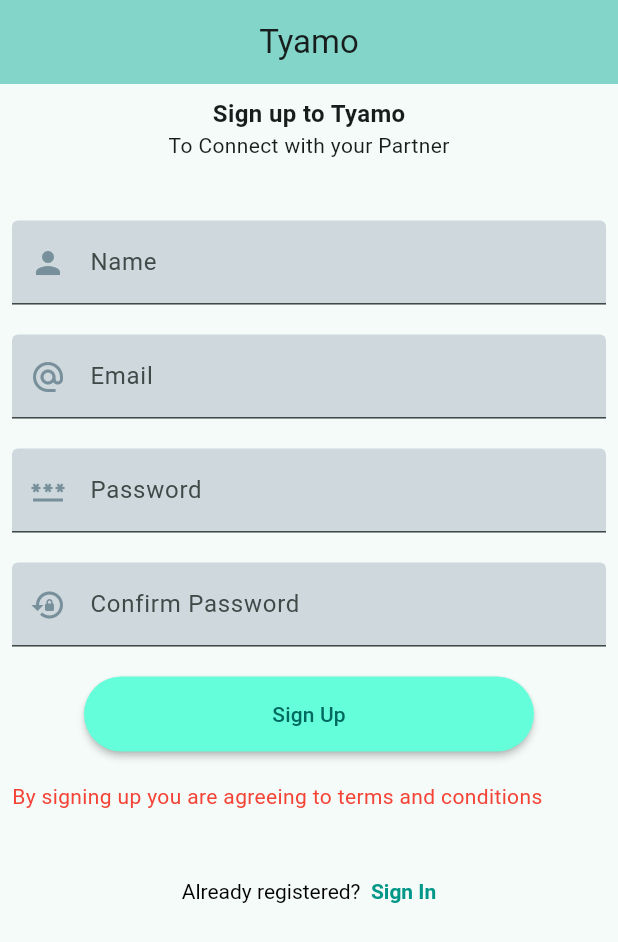
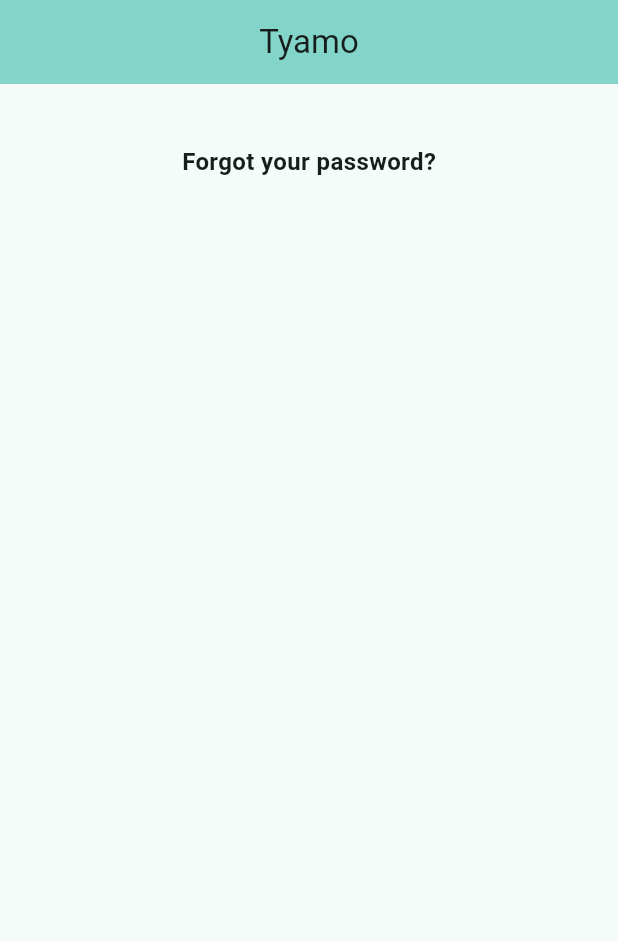
Before and after one commit to mjk22071998/tyamo, a Flutter app: the screen it shows after launch, on a phone screen of 412 x 824 dp. Shown: the top 942 px of the screen. Run offline on Flutter 3.47's test engine with Material 3 defaults, Android fonts, the light colour scheme and no system bars; our stand-ins replace rounded_loading_button_plus.

Commit message:
forgo pasword started

```diff
--- a/lib/main.dart
+++ b/lib/main.dart
@@ -1,4 +1,5 @@
 import 'package:flutter/material.dart';
+import 'package:tyamo/views/auth/forgot_password.dart';
 import 'package:tyamo/views/auth/login.dart';
 import 'package:tyamo/views/auth/register.dart';
 
@@ -17,7 +18,7 @@
         colorScheme: ColorScheme.fromSeed(seedColor: Colors.teal),
         useMaterial3: true,
       ),
-      home: Registration(),
+      home: const ForgotPassword(),
     );
   }
 }
--- /dev/null
+++ b/lib/views/auth/forgot_password.dart
@@ -0,0 +1,27 @@
+import 'package:flutter/material.dart';
+import 'package:tyamo/views/widgets/appbar.dart';
+import 'package:tyamo/views/widgets/heading.dart';
+
+class ForgotPassword extends StatelessWidget {
+  const ForgotPassword({super.key});
+
+  @override
+  Widget build(BuildContext context) {
+    return Scaffold(
+      appBar: getAppBar(context: context),
+      body: SafeArea(
+          child: Container(
+        margin: const EdgeInsets.only(top: 40),
+        padding: const EdgeInsets.symmetric(horizontal: 30),
+        child: const Center(
+          child: Column(
+            crossAxisAlignment: CrossAxisAlignment.center,
+            children: [
+              Heading(mainText: "Forgot your password?", subText: ""),
+            ],
+          ),
+        ),
+      )),
+    );
+  }
+}
--- a/lib/views/auth/login.dart
+++ b/lib/views/auth/login.dart
@@ -3,7 +3,7 @@
 import 'package:flutter/material.dart';
 import 'package:rounded_loading_button_plus/rounded_loading_button.dart';
 import 'package:tyamo/views/widgets/appbar.dart';
-import 'package:tyamo/views/widgets/auth/auth_heading.dart';
+import 'package:tyamo/views/widgets/heading.dart';
 import 'package:tyamo/views/widgets/textfield.dart';
 
 class LoginScreen extends StatelessWidget {
--- a/lib/views/auth/register.dart
+++ b/lib/views/auth/register.dart
@@ -3,7 +3,7 @@
 import 'package:flutter/material.dart';
 import 'package:rounded_loading_button_plus/rounded_loading_button.dart';
 import 'package:tyamo/views/widgets/appbar.dart';
-import 'package:tyamo/views/widgets/auth/auth_heading.dart';
+import 'package:tyamo/views/widgets/heading.dart';
 import 'package:tyamo/views/widgets/textfield.dart';
 
 class Registration extends StatelessWidget {
--- a/lib/views/widgets/auth/auth_heading.dart
+++ b/lib/views/widgets/heading.dart
@@ -5,15 +5,15 @@
   final String subText;
 
   const Heading({
-    Key? key,
+    super.key,
     required this.mainText,
     required this.subText,
-  }) : super(key: key);
+  });
 
   @override
   Widget build(BuildContext context) {
     return Column(
-      mainAxisAlignment: MainAxisAlignment.start,
+      mainAxisAlignment: MainAxisAlignment.center,
       crossAxisAlignment: CrossAxisAlignment.center,
       children: [
         Text(
--- a/lib/views/widgets/textfield.dart
+++ b/lib/views/widgets/textfield.dart
@@ -7,12 +7,12 @@
   final String label;
 
   const MyTextField({
-    Key? key,
+    super.key,
     required this.label,
     required this.obscureText,
     required this.inputType,
     required this.icon,
-  }) : super(key: key);
+  });
 
   @override
   Widget build(BuildContext context) {
```
